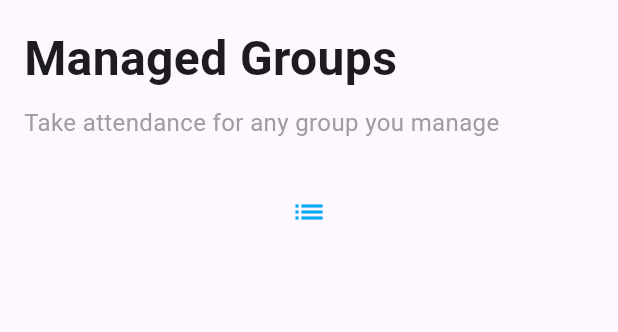
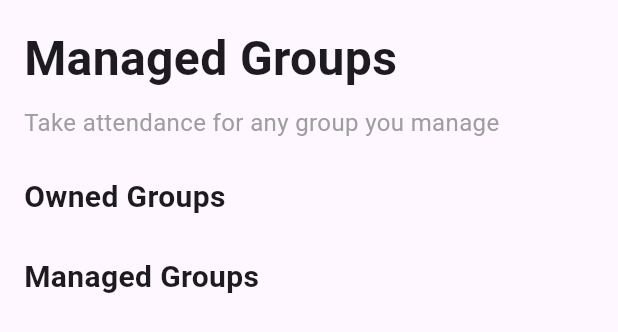
Before and after one commit to Jacob-32587/quick-attendance, a Flutter app: the ManagedGroupsScreen widget shown alone on an empty page, opened directly, on a phone screen of 412 x 824 dp. Shown: the top 332 px of the screen. Run offline on Flutter 3.47's test engine with Material 3 defaults, Android fonts, the phone set to English and light mode, and no system bars; our stand-ins replace easy_date_timeline, flutter_secure_storage, get, qr_flutter, shimmer, socket_io_client; missing offline and left inert: jwt_decode; accounts and stored records are empty.

Commit message:
Use display group widget to render the three sets of groups

```diff
--- a/client/lib/pages/home/managed_groups_screen.dart
+++ b/client/lib/pages/home/managed_groups_screen.dart
@@ -1,13 +1,18 @@
 import 'package:flutter/material.dart';
 import 'package:get/get.dart';
-import 'package:quick_attendance/components/shimmer_skeletons/skeleton_shimmer_list.dart';
 import 'package:quick_attendance/controllers/profile_controller.dart';
-import 'package:quick_attendance/pages/home/components/group_list.dart';
+import 'package:quick_attendance/pages/home/components/display_groups.dart';
 import 'package:quick_attendance/pages/home/components/has_floating_action_button.dart';
 
 class ManagedGroupsScreen extends StatelessWidget
     implements HasFloatingActionButton {
   final ProfileController _profileController = Get.find();
+
+  bool get hasAnyManagedGroups =>
+      _profileController.managedGroups?.isEmpty == false;
+
+  bool get hasAnyOwnedGroups =>
+      _profileController.ownedGroups?.isEmpty == false;
 
   ManagedGroupsScreen({super.key});
 
@@ -46,29 +51,20 @@ class ManagedGroupsScreen extends StatelessWidget
               style: TextStyle(fontSize: 16, color: Colors.grey),
             ),
             SizedBox(height: 24),
-            Obx(
-              () => IconButton(
-                icon: Icon(
-                  _profileController.prefersListView
-                      ? Icons.grid_view
-                      : Icons.list,
-                  color: Colors.lightBlue,
-                ),
-                onPressed: () {
-                  _profileController.prefersListView =
-                      !_profileController.prefersListView;
-                },
-              ),
+            DisplayGroups(
+              title: "Owned Groups",
+              isLoading: _profileController.isLoadingGroups,
+              hasLoaded: _profileController.hasLoadedGroups,
+              emptyMessage: "You do not own any groups yet.",
+              groups: _profileController.ownedGroups,
             ),
-            Obx(
-              () => SkeletonShimmerList(
-                isLoading: _profileController.isLoadingGroups.value,
-                isListView: _profileController.prefersListView,
-                widget: GroupList(
-                  groups: _profileController.ownedGroups,
-                  isListView: _profileController.prefersListView,
-                ),
-              ),
+            SizedBox(height: 24),
+            DisplayGroups(
+              title: "Managed Groups",
+              isLoading: _profileController.isLoadingGroups,
+              hasLoaded: _profileController.hasLoadedGroups,
+              emptyMessage: "You are not a manager of any group yet.",
+              groups: _profileController.managedGroups,
             ),
             SizedBox(height: 24),
           ],
```
Also changed, not shown: client/lib/pages/home/joined_groups_screen.dart (+7 -29 lines).
